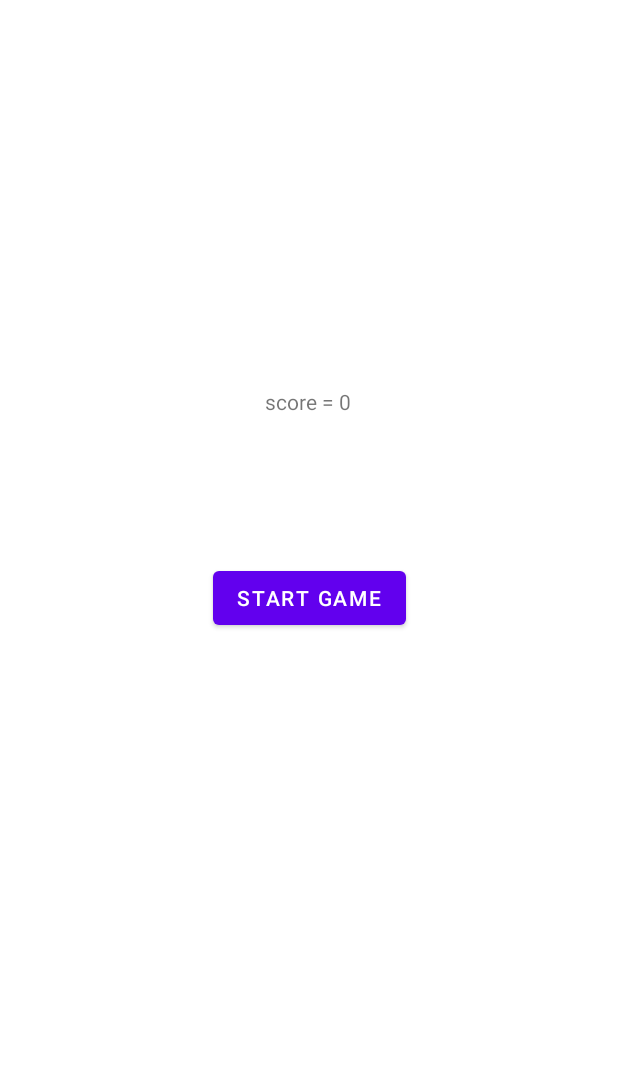
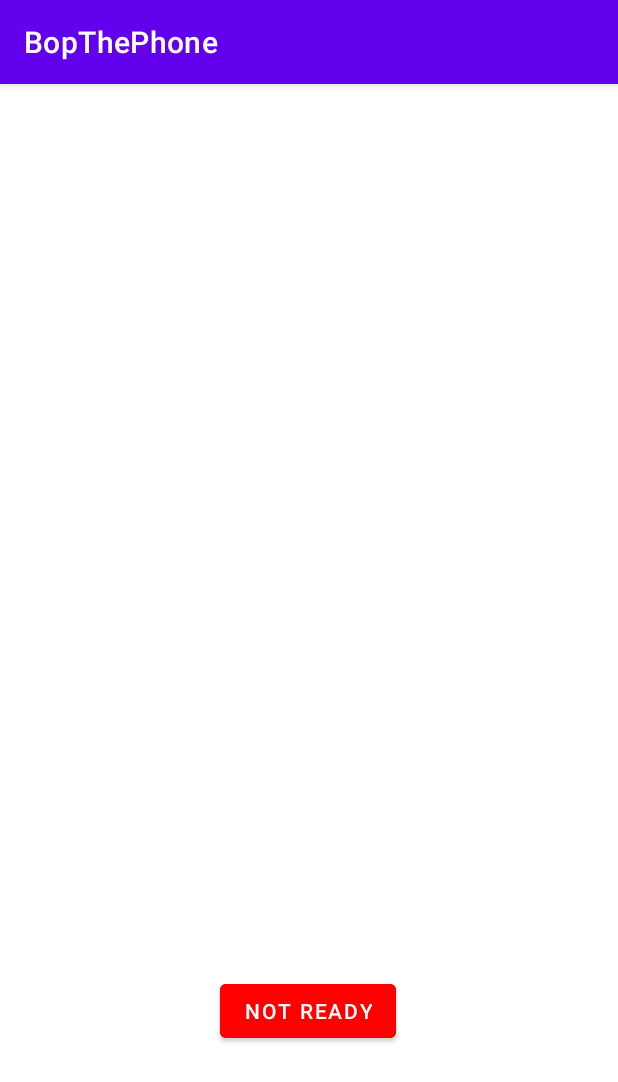
Before and after one commit to ZehOhZwei/BopThePhoneKT, an Android app: the screen it shows after launch (GameActivity before the commit, LobbyActivity after it), after a tap on an icon or button, on a phone screen of 412 x 824 dp. Shown: the top 1082 px of the screen. Run offline under Robolectric (Android 15) with nearby library versions, the phone set to English and light mode, and no system bars.

Commit message:
Added LobbyActivity.kt

```diff
--- a/app/src/main/AndroidManifest.xml
+++ b/app/src/main/AndroidManifest.xml
@@ -1,6 +1,6 @@
 <?xml version="1.0" encoding="utf-8"?>
 <manifest xmlns:android="http://schemas.android.com/apk/res/android"
-    package="com.example.bopthephone" >
+    package="com.example.bopthephone">
 
     <application
         android:allowBackup="true"
@@ -8,7 +8,10 @@
         android:label="@string/app_name"
         android:roundIcon="@mipmap/ic_launcher_round"
         android:supportsRtl="true"
-        android:theme="@style/Theme.BopThePhone" >
+        android:theme="@style/Theme.BopThePhone">
+        <activity
+            android:name=".LobbyActivity"
+            android:exported="false" />
         <activity
             android:name=".GameActivity"
             android:exported="false"
@@ -16,7 +19,7 @@
             android:theme="@style/Theme.BopThePhone.NoActionBar" />
         <activity
             android:name=".MainActivity"
-            android:exported="true" >
+            android:exported="true">
             <intent-filter>
                 <action android:name="android.intent.action.MAIN" />
 
--- /dev/null
+++ b/app/src/main/java/com/example/bopthephone/LobbyActivity.kt
@@ -0,0 +1,34 @@
+package com.example.bopthephone
+
+import android.graphics.Color
+import androidx.appcompat.app.AppCompatActivity
+import android.os.Bundle
+import android.view.View
+import android.widget.Button
+
+class LobbyActivity : AppCompatActivity() {
+
+    private var ready : Boolean = false
+    private var players : Int = 0
+    private lateinit var readyButton: Button
+
+    override fun onCreate(savedInstanceState: Bundle?) {
+        super.onCreate(savedInstanceState)
+        setContentView(R.layout.activity_lobby)
+
+        readyButton = findViewById(R.id.ReadyButton)
+    }
+
+    fun readyClick(view: View) {
+        if (ready){
+            readyButton.setBackgroundColor(Color.RED)
+            readyButton.text = "Not Ready"
+            ready = !ready
+        }
+        else{
+            readyButton.setBackgroundColor(Color.BLUE)
+            readyButton.text = "Ready"
+            ready = !ready
+        }
+    }
+}
--- a/app/src/main/java/com/example/bopthephone/MainActivity.kt
+++ b/app/src/main/java/com/example/bopthephone/MainActivity.kt
@@ -11,7 +11,7 @@ class MainActivity : AppCompatActivity() {
         setContentView(R.layout.activity_main)
     }
     fun gameClick(view: View) {
-        val showGameView: Intent = Intent(this, GameActivity::class.java)
+        val showGameView: Intent = Intent(this, LobbyActivity::class.java)
         startActivity(showGameView)
     }
 }
--- /dev/null
+++ b/app/src/main/res/layout/activity_lobby.xml
@@ -0,0 +1,23 @@
+<?xml version="1.0" encoding="utf-8"?>
+<androidx.constraintlayout.widget.ConstraintLayout xmlns:android="http://schemas.android.com/apk/res/android"
+    xmlns:app="http://schemas.android.com/apk/res-auto"
+    xmlns:tools="http://schemas.android.com/tools"
+    android:layout_width="match_parent"
+    android:layout_height="match_parent"
+    tools:context=".LobbyActivity">
+
+    <Button
+        android:id="@+id/ReadyButton"
+        android:layout_width="wrap_content"
+        android:layout_height="wrap_content"
+        android:backgroundTint="#ff0000"
+        android:onClick="readyClick"
+        android:text="Not Ready"
+        android:textColorLink="#B82C2C"
+        app:layout_constraintBottom_toBottomOf="parent"
+        app:layout_constraintEnd_toEndOf="parent"
+        app:layout_constraintHorizontal_bias="0.498"
+        app:layout_constraintStart_toStartOf="parent"
+        app:layout_constraintTop_toTopOf="parent"
+        app:layout_constraintVertical_bias="0.825" />
+</androidx.constraintlayout.widget.ConstraintLayout>
```
